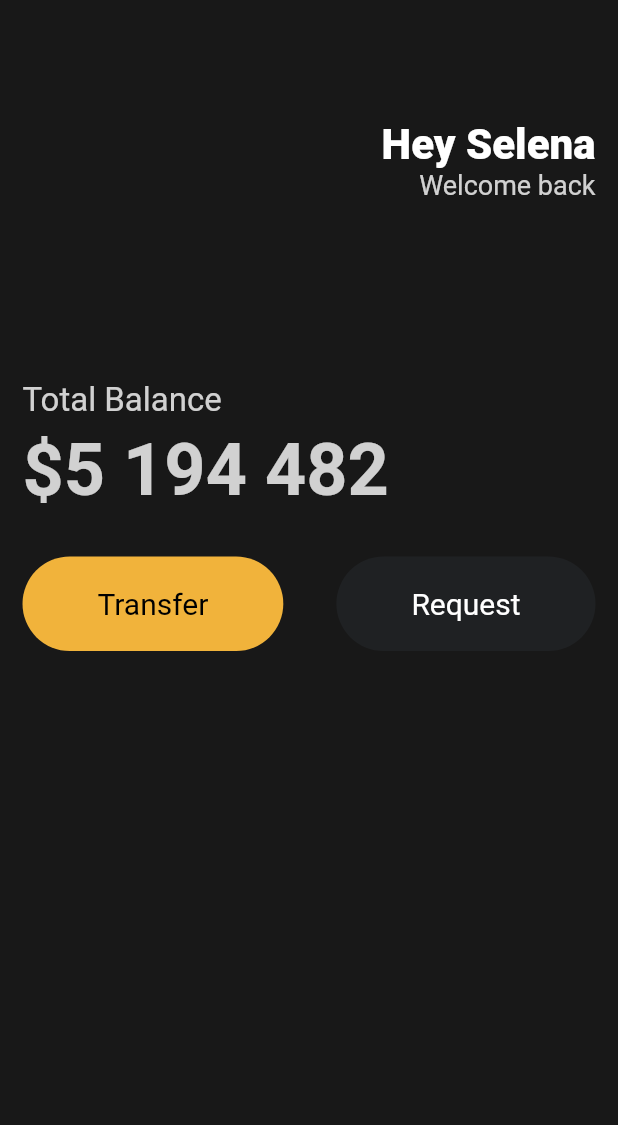
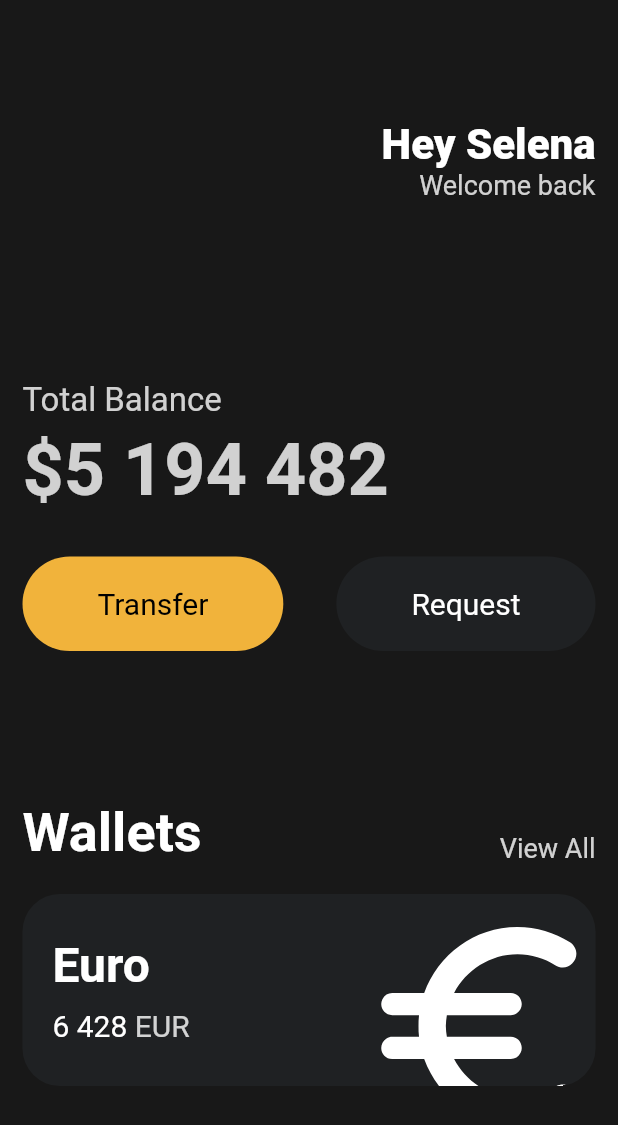
Before and after one commit to Cherrue/Lectures, a Flutter app: the screen it shows after launch, on a phone screen of 412 x 824 dp. Shown: the top 1125 px of the screen. Run offline on Flutter 3.47's test engine with Material 2 defaults, Android fonts, the phone set to English and light mode, and no system bars.

Commit message:
flutter-for-beginners-4 overflow 처리 Transform, clipBehavior

```diff
--- a/flutter/toonflix/lib/main.dart
+++ b/flutter/toonflix/lib/main.dart
@@ -96,6 +96,94 @@ class App extends StatelessWidget {
                     textColor: Colors.white,
                   ),
                 ],
+              ),
+              const SizedBox(
+                height: 100,
+              ),
+              Row(
+                mainAxisAlignment: MainAxisAlignment.spaceBetween,
+                crossAxisAlignment: CrossAxisAlignment.end,
+                children: [
+                  const Text(
+                    'Wallets',
+                    style: TextStyle(
+                      color: Colors.white,
+                      fontSize: 36,
+                      fontWeight: FontWeight.w600,
+                    ),
+                  ),
+                  Text(
+                    'View All',
+                    style: TextStyle(
+                      color: Colors.white.withOpacity(0.8),
+                      fontSize: 18,
+                    ),
+                  ),
+                ],
+              ),
+              const SizedBox(
+                height: 20,
+              ),
+              Container(
+                clipBehavior: Clip.hardEdge, // 넘치는 부분 처리 방법 선언
+                decoration: BoxDecoration(
+                  color: const Color(0xff1f2123),
+                  borderRadius: BorderRadius.circular(25),
+                ),
+                child: Padding(
+                  padding: const EdgeInsets.all(20),
+                  child: Row(
+                    mainAxisAlignment: MainAxisAlignment.spaceBetween,
+                    children: [
+                      Column(
+                        crossAxisAlignment: CrossAxisAlignment.start,
+                        children: [
+                          const Text(
+                            'Euro',
+                            style: TextStyle(
+                              color: Colors.white,
+                              fontSize: 32,
+                              fontWeight: FontWeight.w600,
+                            ),
+                          ),
+                          const SizedBox(
+                            height: 10,
+                          ),
+                          Row(
+                            children: [
+                              const Text('6 428',
+                                  style: TextStyle(
+                                    color: Colors.white,
+                                    fontSize: 20,
+                                  )),
+                              const SizedBox(
+                                width: 5,
+                              ),
+                              Text('EUR',
+                                  style: TextStyle(
+                                    color: Colors.white.withOpacity(0.8),
+                                    fontSize: 20,
+                                  )),
+                            ],
+                          )
+                        ],
+                      ),
+                      Transform.scale(
+                        // 상위 widget 크기 변화 없이 키우기
+                        scale: 2,
+                        child: Transform.translate(
+                          // SizedBox, Column 없이 공백 만들기
+                          offset: const Offset(-5, 12),
+                          child: const Icon(
+                            Icons.euro_rounded,
+                            color: Colors.white,
+                            size: 88,
+                          ),
+                        ),
+                      ),
+                    ],
+                  ),
+                ),
               )
             ],
           ),
```
